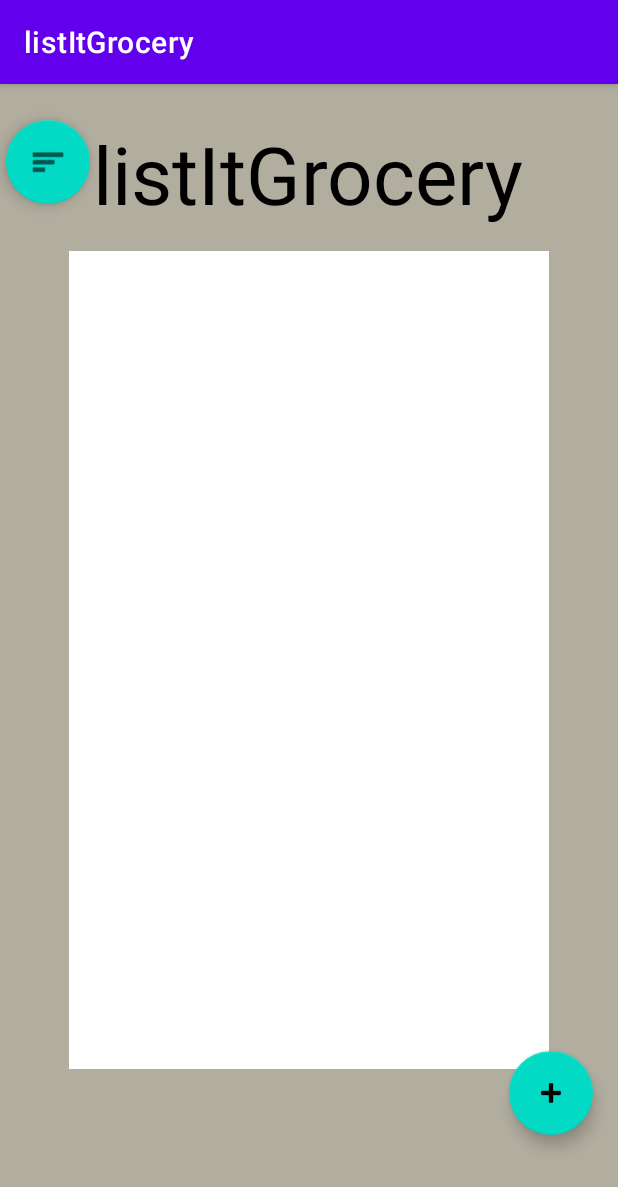
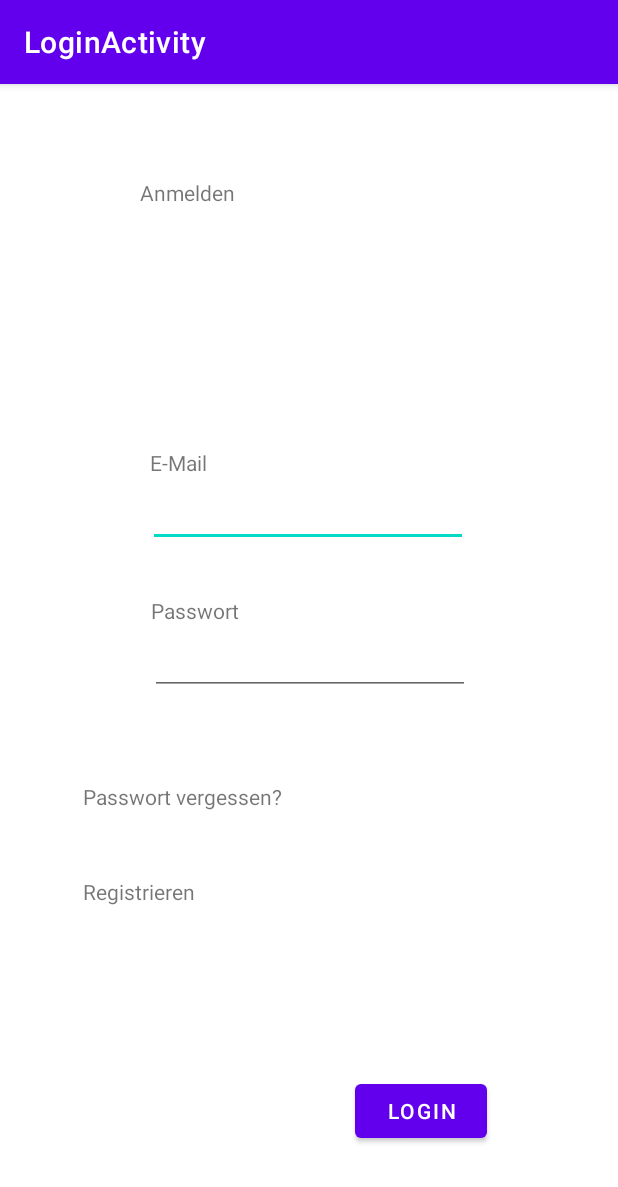
Before and after one commit to cyberAkeshan/listItGrocery, an Android app: the screen it shows after launch (MainActivity before the commit, LoginActivity after it), on a phone screen of 412 x 824 dp. Shown: the top 1187 px of the screen. Run offline under Robolectric (Android 15) with nearby library versions, the phone set to English and light mode, and no system bars; our stand-ins replace Firebase (no records; nobody signed in at launch, a user with empty details on screens opened directly).

```diff
--- /dev/null
+++ b/app/src/main/java/com/example/listitgrocery/Activity/LoginActivity.java
@@ -0,0 +1,105 @@
+package com.example.listitgrocery.Activity;
+
+import static android.content.ContentValues.TAG;
+
+import android.annotation.SuppressLint;
+import android.content.Intent;
+import android.os.Bundle;
+import android.text.TextUtils;
+import android.util.Log;
+import android.view.View;
+import android.widget.Button;
+import android.widget.EditText;
+import android.widget.TextView;
+import android.widget.Toast;
+
+import androidx.annotation.NonNull;
+import androidx.annotation.Nullable;
+import androidx.appcompat.app.AppCompatActivity;
+import androidx.appcompat.widget.AppCompatEditText;
+
+import com.example.listitgrocery.R;
+import com.google.android.gms.tasks.OnCompleteListener;
+import com.google.android.gms.tasks.Task;
+import com.google.android.material.textfield.TextInputEditText;
+import com.google.android.material.textview.MaterialTextView;
+import com.google.firebase.auth.AuthResult;
+import com.google.firebase.auth.FirebaseAuth;
+import com.google.firebase.auth.FirebaseUser;
+
+public class LoginActivity extends AppCompatActivity {
+    AppCompatEditText editEmail;
+    MaterialTextView editPassword;
+
+    Button btnLogin;
+    FirebaseAuth mAuth;
+    TextView registry;
+    @Override
+    public void onStart() {
+        super.onStart();
+        // Check if user is signed in (non-null) and update UI accordingly.
+        FirebaseUser currentUser = mAuth.getCurrentUser();
+        if(currentUser != null){
+            Intent intent = new Intent(getApplicationContext(),MainActivity.class);
+            startActivity(intent);
+            finish();
+        }
+    }
+    @SuppressLint("WrongViewCast")
+    @Override
+    protected void onCreate(@Nullable Bundle savedInstanceState) {
+        super.onCreate(savedInstanceState);
+        setContentView(R.layout.activity_login);
+
+        mAuth= FirebaseAuth.getInstance();
+        editEmail = findViewById(R.id.emailText);
+        editPassword=findViewById(R.id.password);
+        btnLogin= findViewById(R.id.loginButton);
+        registry = findViewById(R.id.registry);
+        registry.setOnClickListener(new View.OnClickListener() {
+            @Override
+            public void onClick(View view) {
+                Intent intent = new Intent(getApplicationContext(),RegistryActivity.class);
+                startActivity(intent);
+                finish();
+            }
+        });
+
+        btnLogin.setOnClickListener(new View.OnClickListener() {
+            @Override
+            public void onClick(View view) {
+                String email, password;
+                email = String.valueOf(editEmail.getText());
+                password=String.valueOf(editPassword.getText());
+
+                if(TextUtils.isEmpty(email)){
+                    Toast.makeText(LoginActivity.this,"Email angeben", Toast.LENGTH_SHORT).show();
+                    return;
+                }
+                if(TextUtils.isEmpty(password)){
+                    Toast.makeText(LoginActivity.this,"Passwort angeben", Toast.LENGTH_SHORT).show();
+                    return;
+                }
+
+                mAuth.signInWithEmailAndPassword(email, password)
+                        .addOnCompleteListener(new OnCompleteListener<AuthResult>() {
+                            @Override
+                            public void onComplete(@NonNull Task<AuthResult> task) {
+                                if (task.isSuccessful()) {
+                                    Toast.makeText(LoginActivity.this, "Anmeldung erfolgreich.",
+                                            Toast.LENGTH_SHORT).show();
+                                    Intent intent = new Intent(getApplicationContext(),MainActivity.class);
+                                    startActivity(intent);
+                                    finish();
+                                } else {
+                                    // If sign in fails, display a message to the user.
+                                    Toast.makeText(LoginActivity.this, "failed",
+                                            Toast.LENGTH_SHORT).show();
+                                }
+                            }
+                        });
+            }
+        });
+
+    }
+}
--- a/app/src/main/java/com/example/listitgrocery/Activity/MainActivity.java
+++ b/app/src/main/java/com/example/listitgrocery/Activity/MainActivity.java
@@ -9,18 +9,27 @@ import android.app.AlertDialog;
 import android.content.Intent;
 import android.os.Bundle;
 import android.os.Parcelable;
+import android.view.View;
+import android.widget.Button;
 import android.widget.EditText;
+import android.widget.TextView;
 
 import com.example.listitgrocery.Adapter.AdapterRecyclerGroceryList;
 import com.example.listitgrocery.GItem;
 import com.example.listitgrocery.Grocery;
 import com.example.listitgrocery.R;
 import com.google.android.material.floatingactionbutton.FloatingActionButton;
+import com.google.firebase.auth.FirebaseAuth;
+import com.google.firebase.auth.FirebaseUser;
 
 import java.io.Serializable;
 import java.util.ArrayList;
 
 public class MainActivity extends AppCompatActivity{
+    FirebaseAuth auth;
+    FirebaseUser user;
+    Button logoutBtn;
+    TextView userTextView;
     private ArrayList<Grocery> gList;
     private RecyclerView recyclerView;
     private AdapterRecyclerGroceryList.rClickListener listener;
@@ -29,6 +38,27 @@ public class MainActivity extends AppCompatActivity{
     protected void onCreate(Bundle savedInstanceState) {
         super.onCreate(savedInstanceState);
         setContentView(R.layout.activity_main);
+
+        auth = FirebaseAuth.getInstance();
+        user=auth.getCurrentUser();
+        logoutBtn=findViewById(R.id.logoutBtn);
+        userTextView=findViewById(R.id.userTextView);
+        if(user==null){
+            Intent intent = new Intent(getApplicationContext(),LoginActivity.class);
+            startActivity(intent);
+            finish();
+        }else{
+            userTextView.setText(user.getEmail());
+        }
+        logoutBtn.setOnClickListener(new View.OnClickListener() {
+            @Override
+            public void onClick(View view) {
+                FirebaseAuth.getInstance().signOut();
+                Intent intent = new Intent(getApplicationContext(),LoginActivity.class);
+                startActivity(intent);
+                finish();
+            }
+        });
 
         FloatingActionButton addButton = findViewById(R.id.floatingActionButton);
         FloatingActionButton settingsButton = findViewById(R.id.floatingActionButton2);
--- /dev/null
+++ b/app/src/main/res/layout/activity_login.xml
@@ -0,0 +1,108 @@
+<?xml version="1.0" encoding="utf-8"?>
+<androidx.constraintlayout.widget.ConstraintLayout xmlns:android="http://schemas.android.com/apk/res/android"
+    xmlns:app="http://schemas.android.com/apk/res-auto"
+    xmlns:tools="http://schemas.android.com/tools"
+    android:layout_width="match_parent"
+    android:layout_height="match_parent">
+
+    <TextView
+        android:id="@+id/loginTitle"
+        android:layout_width="225dp"
+        android:layout_height="83dp"
+        android:text="Anmelden"
+        app:layout_constraintBottom_toBottomOf="parent"
+        app:layout_constraintEnd_toEndOf="parent"
+        app:layout_constraintStart_toStartOf="parent"
+        app:layout_constraintTop_toTopOf="parent"
+        app:layout_constraintVertical_bias="0.092" />
+
+    <TextView
+        android:id="@+id/registry"
+        android:layout_width="228dp"
+        android:layout_height="38dp"
+        android:ems="10"
+        android:inputType="none"
+        android:text="Registrieren"
+        app:layout_constraintBottom_toBottomOf="parent"
+        app:layout_constraintEnd_toEndOf="parent"
+        app:layout_constraintHorizontal_bias="0.3"
+        app:layout_constraintStart_toStartOf="parent"
+        app:layout_constraintTop_toTopOf="parent"
+        app:layout_constraintVertical_bias="0.724" />
+
+    <Button
+        android:id="@+id/loginButton"
+        android:layout_width="wrap_content"
+        android:layout_height="wrap_content"
+        android:text="Login"
+        app:layout_constraintBottom_toBottomOf="parent"
+        app:layout_constraintEnd_toEndOf="parent"
+        app:layout_constraintHorizontal_bias="0.73"
+        app:layout_constraintStart_toStartOf="parent"
+        app:layout_constraintTop_toTopOf="parent"
+        app:layout_constraintVertical_bias="0.918" />
+
+    <TextView
+        android:id="@+id/mail"
+        android:layout_width="wrap_content"
+        android:layout_height="wrap_content"
+        android:text="E-Mail"
+        app:layout_constraintBottom_toBottomOf="parent"
+        app:layout_constraintEnd_toEndOf="parent"
+        app:layout_constraintHorizontal_bias="0.268"
+        app:layout_constraintStart_toStartOf="parent"
+        app:layout_constraintTop_toTopOf="parent"
+        app:layout_constraintVertical_bias="0.324" />
+
+    <TextView
+        android:id="@+id/password"
+        android:layout_width="wrap_content"
+        android:layout_height="wrap_content"
+        android:text="Passwort"
+        app:layout_constraintBottom_toBottomOf="parent"
+        app:layout_constraintEnd_toEndOf="parent"
+        app:layout_constraintHorizontal_bias="0.286"
+        app:layout_constraintStart_toStartOf="parent"
+        app:layout_constraintTop_toTopOf="parent"
+        app:layout_constraintVertical_bias="0.456" />
+
+    <EditText
+        android:id="@+id/emailText"
+        android:layout_width="wrap_content"
+        android:layout_height="wrap_content"
+        android:ems="10"
+        android:inputType="textEmailAddress"
+        app:layout_constraintBottom_toBottomOf="parent"
+        app:layout_constraintEnd_toEndOf="parent"
+        app:layout_constraintHorizontal_bias="0.497"
+        app:layout_constraintStart_toStartOf="parent"
+        app:layout_constraintTop_toTopOf="parent"
+        app:layout_constraintVertical_bias="0.364" />
+
+    <EditText
+        android:id="@+id/passwordText"
+        android:layout_width="wrap_content"
+        android:layout_height="wrap_content"
+        android:ems="10"
+        android:inputType="textPassword"
+        app:layout_constraintBottom_toBottomOf="parent"
+        app:layout_constraintEnd_toEndOf="parent"
+        app:layout_constraintHorizontal_bias="0.502"
+        app:layout_constraintStart_toStartOf="parent"
+        app:layout_constraintTop_toTopOf="parent"
+        app:layout_constraintVertical_bias="0.501" />
+
+    <TextView
+        android:id="@+id/forget"
+        android:layout_width="215dp"
+        android:layout_height="45dp"
+        android:ems="10"
+        android:inputType="none"
+        android:text="Passwort vergessen?"
+        app:layout_constraintBottom_toBottomOf="parent"
+        app:layout_constraintEnd_toEndOf="parent"
+        app:layout_constraintHorizontal_bias="0.28"
+        app:layout_constraintStart_toStartOf="parent"
+        app:layout_constraintTop_toTopOf="parent"
+        app:layout_constraintVertical_bias="0.644" />
+</androidx.constraintlayout.widget.ConstraintLayout>
--- /dev/null
+++ b/app/src/main/res/values-land/dimens.xml
@@ -0,0 +1,3 @@
+<resources>
+ <dimen name="activity_horizontal_margin">48dp</dimen>
+</resources>
--- /dev/null
+++ b/app/src/main/res/values-w1240dp/dimens.xml
@@ -0,0 +1,3 @@
+<resources>
+ <dimen name="activity_horizontal_margin">200dp</dimen>
+</resources>
--- /dev/null
+++ b/app/src/main/res/values-w600dp/dimens.xml
@@ -0,0 +1,3 @@
+<resources>
+ <dimen name="activity_horizontal_margin">48dp</dimen>
+</resources>
--- /dev/null
+++ b/app/src/main/res/values/dimens.xml
@@ -0,0 +1,5 @@
+<resources>
+    <!-- Default screen margins, per the Android Design guidelines. -->
+ <dimen name="activity_horizontal_margin">16dp</dimen>
+ <dimen name="activity_vertical_margin">16dp</dimen>
+</resources>
--- a/build.gradle
+++ b/build.gradle
@@ -1,4 +1,8 @@
-// Top-level build file where you can add configuration options common to all sub-projects/modules.
+buildscript {
+    dependencies {
+        classpath 'com.google.gms:google-services:4.3.14'
+    }
+}// Top-level build file where you can add configuration options common to all sub-projects/modules.
 plugins {
     id 'com.android.application' version '7.3.1' apply false
     id 'com.android.library' version '7.3.1' apply false
```
Also changed, not shown: app/build.gradle (+9 -0 lines), app/src/main/AndroidManifest.xml (+12 -5 lines), app/src/main/java/com/example/listitgrocery/Activity/RegistryActivity.java (added, +102 -0 lines), app/src/main/res/layout/activity_main.xml (+21 -0 lines), app/src/main/res/layout/layout_registry.xml (added, +116 -0 lines), app/src/main/res/values/strings.xml (+9 -0 lines), 1 other file.
